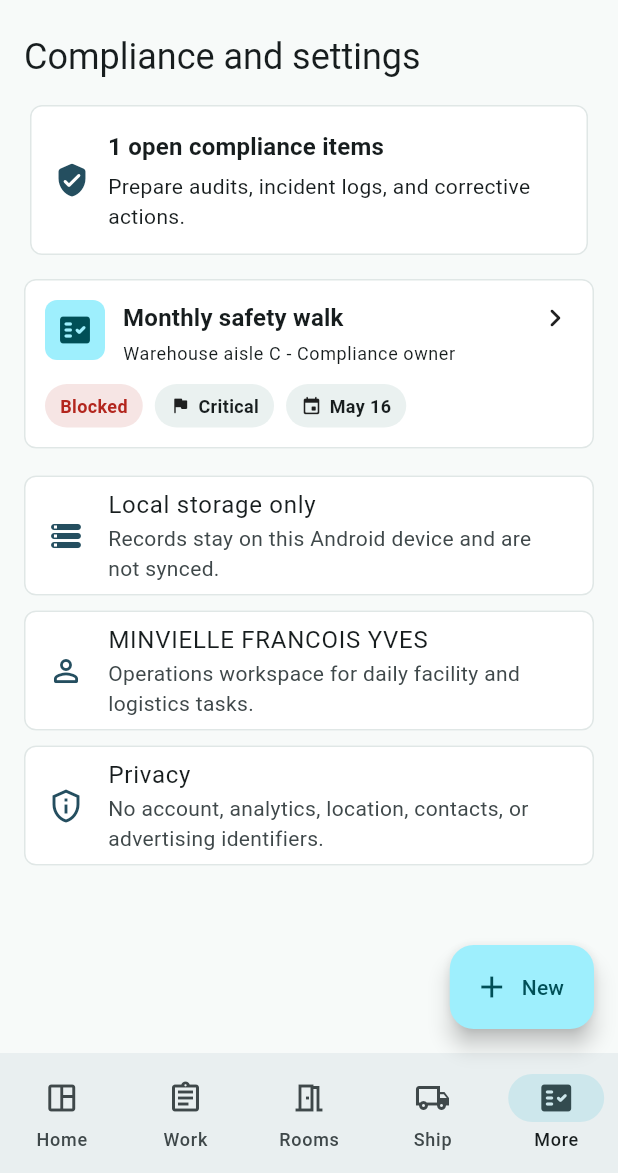
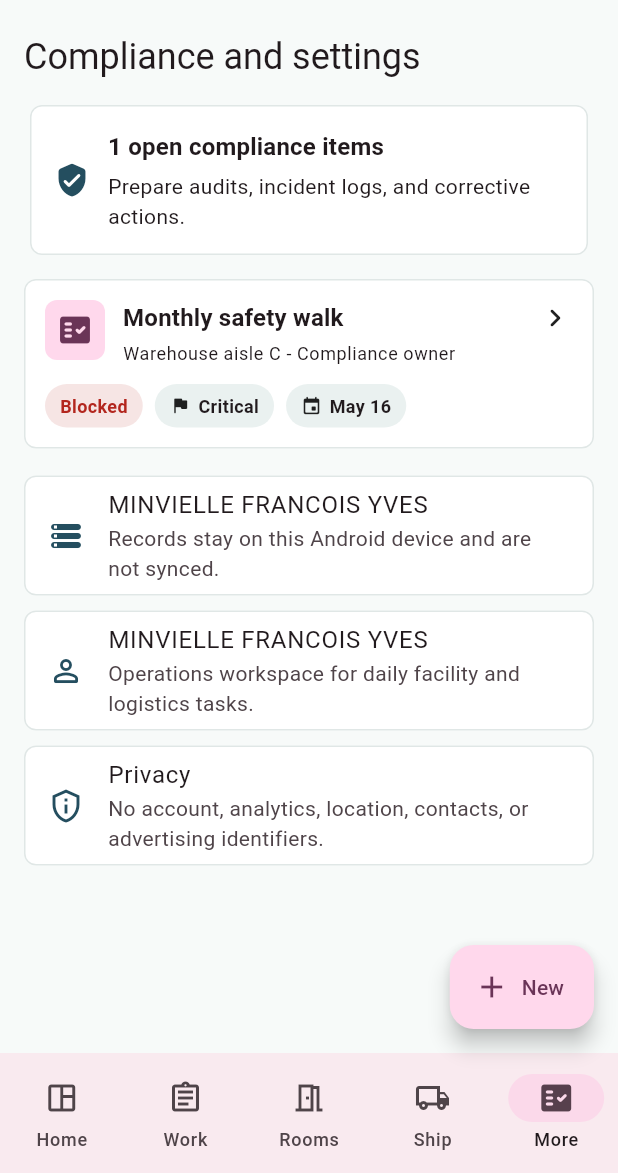
Before and after one commit to EOOrga/68d9d0fc1299230338caee33, a Flutter app: the screen it shows after launch, item 5 of the bottom bar chosen, on a phone screen of 412 x 824 dp, the part 63-1236 px from its top. Run offline on Flutter 3.47's test engine with Material 3 defaults, Android fonts, the phone set to English and light mode, and no system bars; our stand-ins replace shared_preferences.

Commit message:
Create Flutter variant com.yespogba.minvielle_ops

```diff
--- a/lib/main.dart
+++ b/lib/main.dart
@@ -295,7 +295,7 @@ class _MinvielleOpsAppState extends State<MinvielleOpsApp> {
 }
 
 ThemeData _buildTheme() {
-  const seed = Color(0xFF2D6A73);
+  const seed = Color(0xFF050003);
   final scheme = ColorScheme.fromSeed(
     seedColor: seed,
     brightness: Brightness.light,
@@ -867,7 +867,7 @@ class MoreScreen extends StatelessWidget {
         const SizedBox(height: 8),
         _SettingsTile(
           icon: Icons.storage_rounded,
-          title: 'Local storage only',
+          title: 'MINVIELLE FRANCOIS YVES',
           subtitle: 'Records stay on this Android device and are not synced.',
         ),
         _SettingsTile(
--- a/pubspec.yaml
+++ b/pubspec.yaml
@@ -27,6 +27,6 @@ flutter_launcher_icons:
   android: true
   ios: false
   image_path: docs/icon.png
-  adaptive_icon_background: "#F4F7F6"
+  adaptive_icon_background: "#B0B0B0"
   adaptive_icon_foreground: docs/icon.png
   min_sdk_android: 23
```
Also changed, not shown: docs/icon.png, 11 other files.
